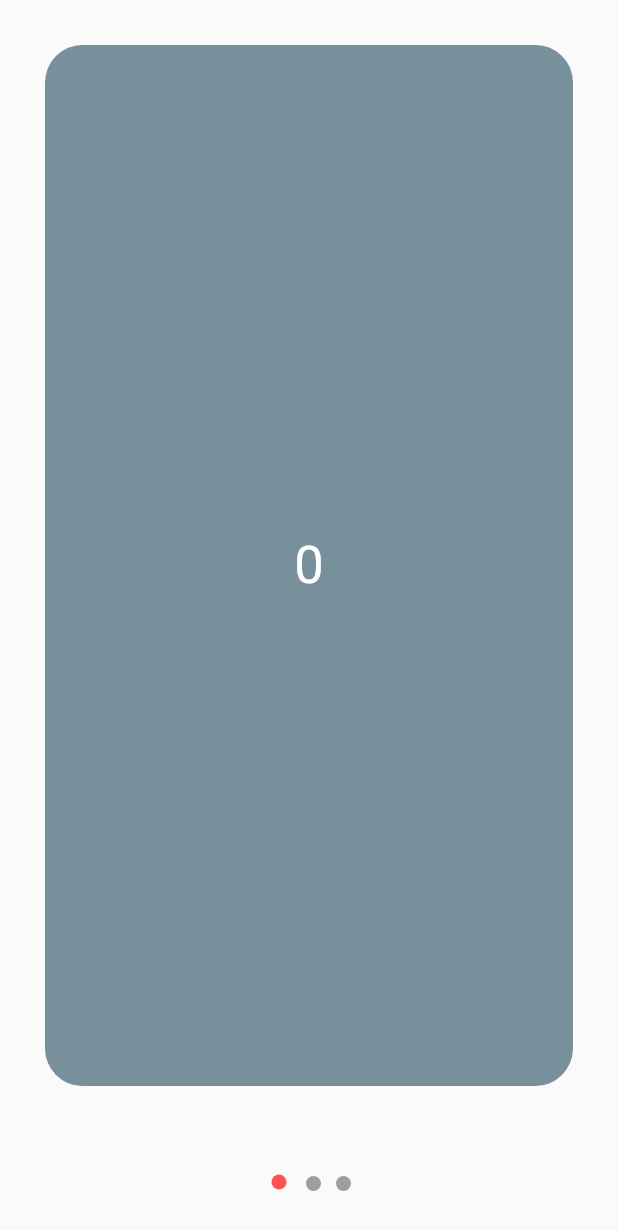
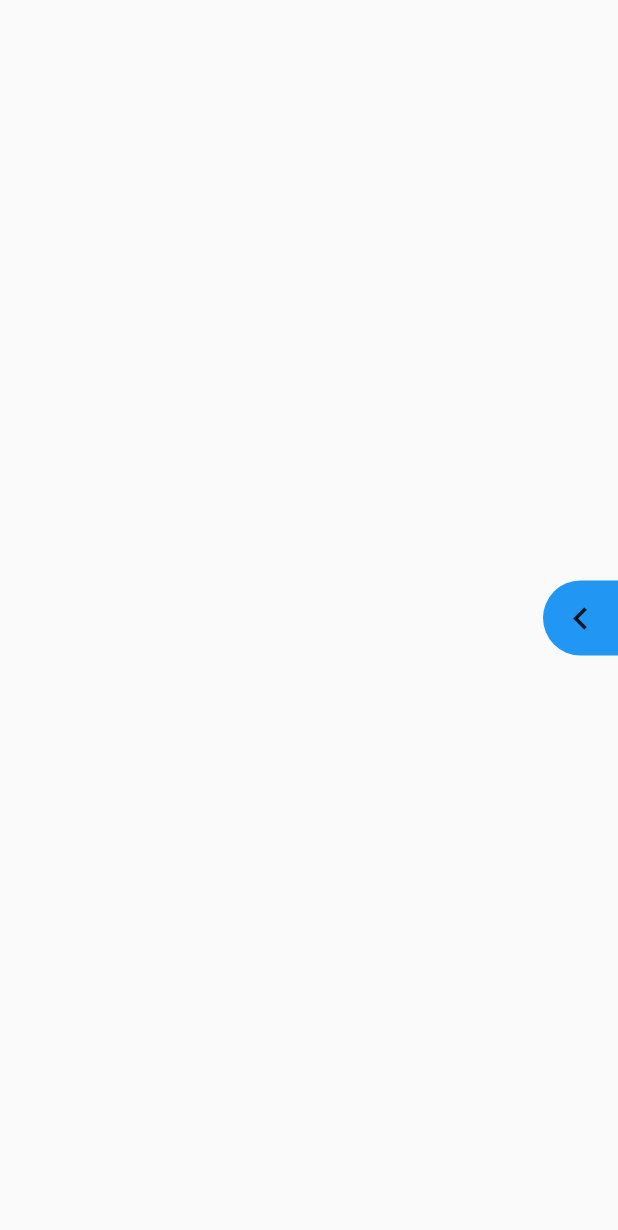
Before and after one commit to Daniel324a/Essential_Widgets, a Flutter app: the screen it shows after launch, on a phone screen of 412 x 824 dp. Shown: the top 1230 px of the screen. Run offline on Flutter 3.47's test engine with Material 2 defaults, Android fonts, the phone set to English and light mode, and no system bars.

Commit message:
update readme and deployable widget test phase

```diff
--- a/lib/main.dart
+++ b/lib/main.dart
@@ -1,4 +1,4 @@
-import 'package:essential_widgets/pages/slideshow.page.dart';
+import 'package:essential_widgets/pages/deployable.page.dart';
 import 'package:flutter/material.dart';
 
 void main() => runApp(MyApp());
@@ -12,6 +12,6 @@ class MyApp extends StatelessWidget {
           primarySwatch: Colors.blue,
           visualDensity: VisualDensity.adaptivePlatformDensity,
         ),
-        home: SlideshowPage(),
+        home: DeployablePage(),
       );
 }
--- /dev/null
+++ b/lib/pages/deployable.page.dart
@@ -0,0 +1,24 @@
+import 'package:essential_widgets/widgets/deployable.dart';
+import 'package:flutter/material.dart';
+
+class DeployablePage extends StatelessWidget {
+  @override
+  Widget build(BuildContext context) {
+    return Scaffold(
+      body: Container(
+        alignment: Alignment.centerRight,
+        child: Stack(
+          alignment: Alignment.center,
+          children: [
+            Deployable(
+              child: Text(
+                "holaa",
+                style: TextStyle(fontSize: 18),
+              ),
+            ),
+          ],
+        ),
+      ),
+    );
+  }
+}
--- /dev/null
+++ b/lib/widgets/deployable.dart
@@ -0,0 +1,194 @@
+import 'package:flutter/material.dart';
+
+//Global Variables
+GlobalKey _key = LabeledGlobalKey("deployable");
+OverlayEntry _overlayEntry;
+Size buttonSize;
+Offset buttonPosition;
+
+class Deployable extends StatelessWidget {
+  final bool cutInLeft;
+  final Color color, iconColor;
+  final Widget child;
+  final Alignment alignment;
+
+  const Deployable({
+    Key key,
+    this.cutInLeft = false,
+    this.color = Colors.blue,
+    this.iconColor,
+    this.child = const SizedBox(),
+    this.alignment = Alignment.centerRight,
+  }) : super(key: key);
+
+  @override
+  Widget build(BuildContext context) {
+    return Container(
+      key: _key,
+      width: 50,
+      height: 50,
+      decoration: BoxDecoration(
+        borderRadius: BorderRadius.horizontal(
+          left: !cutInLeft ? Radius.circular(999) : Radius.zero,
+          right: cutInLeft ? Radius.circular(999) : Radius.zero,
+        ),
+        color: color,
+      ),
+      child: _Body(
+        cutInLeft: cutInLeft,
+        color: iconColor,
+        backgroundColor: color,
+        child: child,
+      ),
+    );
+  }
+}
+
+class _Body extends StatefulWidget {
+  final bool cutInLeft;
+  final Color color, backgroundColor;
+  final Widget child;
+
+  const _Body({
+    Key key,
+    @required this.cutInLeft,
+    @required this.color,
+    @required this.backgroundColor,
+    @required this.child,
+  }) : super(key: key);
+
+  @override
+  __BodyState createState() => __BodyState();
+}
+
+class __BodyState extends State<_Body> {
+  IconData openIcon, closeIcon;
+  bool isOpen = false;
+
+  @override
+  void initState() {
+    this.openIcon = widget.cutInLeft ? Icons.chevron_right : Icons.chevron_left;
+    this.closeIcon =
+        widget.cutInLeft ? Icons.chevron_left : Icons.chevron_right;
+
+    super.initState();
+  }
+
+  //Body Overlay Builder
+  OverlayEntry _overlayEntryBuilder() {
+    return OverlayEntry(
+      builder: (context) {
+        return Positioned(
+          top: buttonPosition.dy,
+          left: buttonPosition.dx - 180,
+          height: 50,
+          width: 200,
+          child: Material(
+              type: MaterialType.transparency,
+              child: _Animated(
+                child: widget.child,
+                backgroundColor: widget.backgroundColor,
+                color: widget.color,
+                cutInLeft: widget.cutInLeft,
+              )),
+        );
+      },
+    );
+  }
+
+  //Interaction Methods
+  findButton() {
+    RenderBox renderBox = _key.currentContext.findRenderObject();
+    buttonSize = renderBox.size;
+    buttonPosition = renderBox.localToGlobal(Offset.zero);
+  }
+
+  void openMenu() {
+    findButton();
+    _overlayEntry = _overlayEntryBuilder();
+    Overlay.of(context).insert(_overlayEntry);
+    setState(() => isOpen = !isOpen);
+  }
+
+  void closeMenu() {
+    _overlayEntry.remove();
+    setState(() => isOpen = !isOpen);
+  }
+
+  //Button Builder
+  @override
+  Widget build(BuildContext context) {
+    return Container(
+      child: IconButton(
+        icon: Icon(isOpen ? closeIcon : openIcon, size: 30),
+        color: widget.color,
+        onPressed: () => isOpen ? closeMenu() : openMenu(),
+      ),
+    );
+  }
+}
+
+class _Animated extends StatefulWidget {
+  final bool cutInLeft;
+  final Color color, backgroundColor;
+  final Widget child;
+
+  _Animated(
+      {Key key, this.cutInLeft, this.color, this.backgroundColor, this.child})
+      : super(key: key);
+
+  @override
+  __AnimatedState createState() => __AnimatedState();
+}
+
+class __AnimatedState extends State<_Animated> with TickerProviderStateMixin {
+  AnimationController controller;
+  Animation<double> bodyWidth;
+
+  @override
+  void initState() {
+    controller = AnimationController(
+      duration: const Duration(milliseconds: 500),
+      vsync: this,
+    );
+
+    bodyWidth = CurvedAnimation(
+      parent: controller,
+      curve: Curves.linear,
+    );
+
+    controller.addListener(() => print(bodyWidth.value));
+    super.initState();
+  }
+
+  @override
+  void dispose() {
+    controller.dispose();
+    super.dispose();
+  }
+
+  @override
+  Widget build(BuildContext context) {
+    controller.forward();
+
+    return SizeTransition(
+      sizeFactor: bodyWidth,
+      axis: Axis.horizontal,
+      axisAlignment: 1,
+      child: Container(
+        height: double.infinity,
+        width: double.infinity,
+        decoration: BoxDecoration(
+          borderRadius: BorderRadius.horizontal(
+            left: !widget.cutInLeft ? Radius.circular(999) : Radius.zero,
+            right: widget.cutInLeft ? Radius.circular(999) : Radius.zero,
+          ),
+          color: widget.backgroundColor,
+        ),
+        padding: EdgeInsets.symmetric(vertical: 5, horizontal: 10),
+        alignment: Alignment.centerRight,
+        child: widget.child,
+      ),
+    );
+  }
+}
--- a/pubspec.yaml
+++ b/pubspec.yaml
@@ -6,7 +6,7 @@ publish_to: 'none' # Remove this line if you wish to publish to pub.dev
 version: 1.0.0+1
 
 environment:
-  sdk: ">=2.7.0 <3.0.0"
+  sdk: ">=2.8.0 <3.0.0"
 
 dependencies:
   flutter:
```
Also changed, not shown: lib/pages/floatingDrawer.page.dart (+12 -2 lines), 2 other files.
